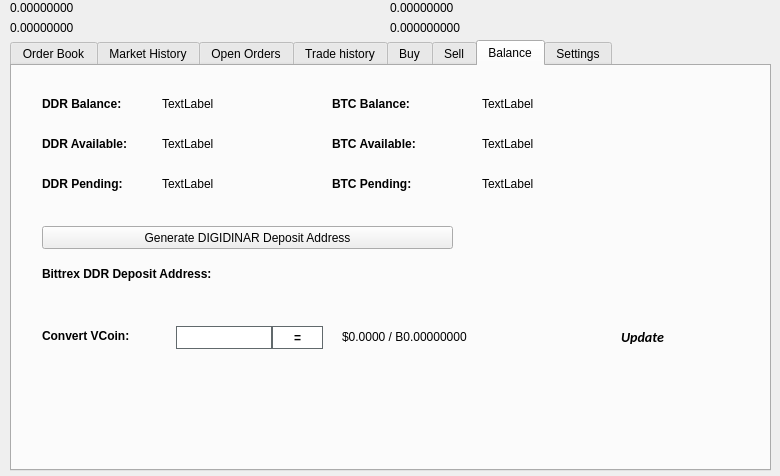
First picture: the form in src/qt/forms/tradingdialog.ui, repository DigiDinar-Project/DigiDinar, before the edit.
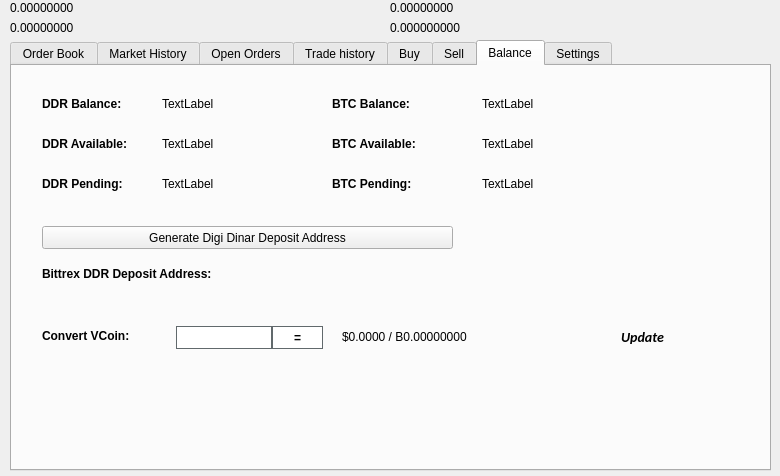
Second picture: the form after the edit. The open tabs and pages were chosen to show the change. Icons and pictures are not drawn.

Diff of the .ui file:
```diff
--- a/src/qt/forms/tradingdialog.ui
+++ b/src/qt/forms/tradingdialog.ui
@@ -2941,7 +2941,7 @@
       </rect>
      </property>
      <property name="text">
-      <string>Generate DIGIDINAR Deposit Address</string>
+      <string>Generate Digi Dinar Deposit Address</string>
      </property>
      <property name="icon">
       <iconset resource="../digidinar.qrc">
```
